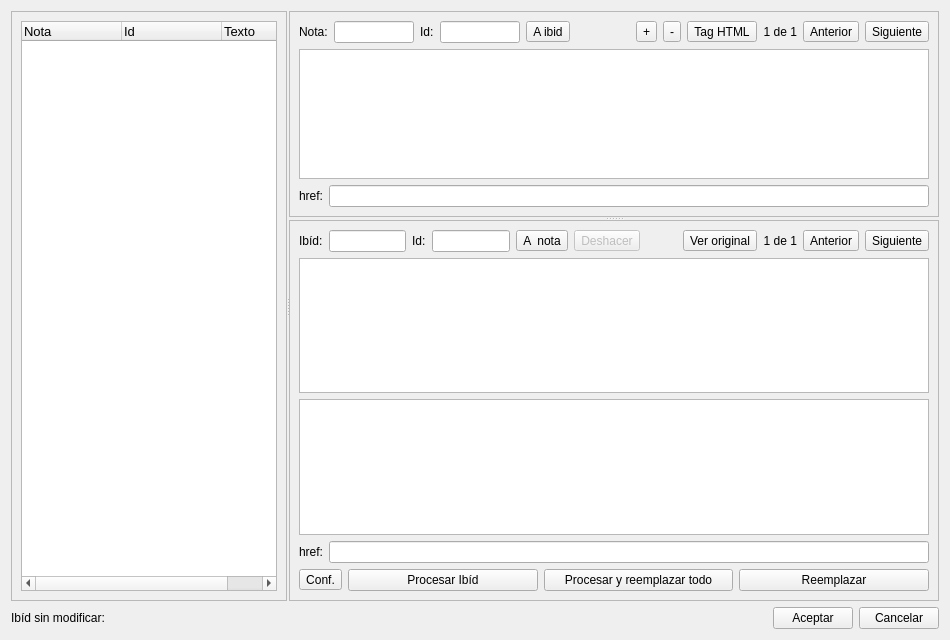
Qt form src/mainWindow.ui (polirritmico/IbidEPL) before a commit.
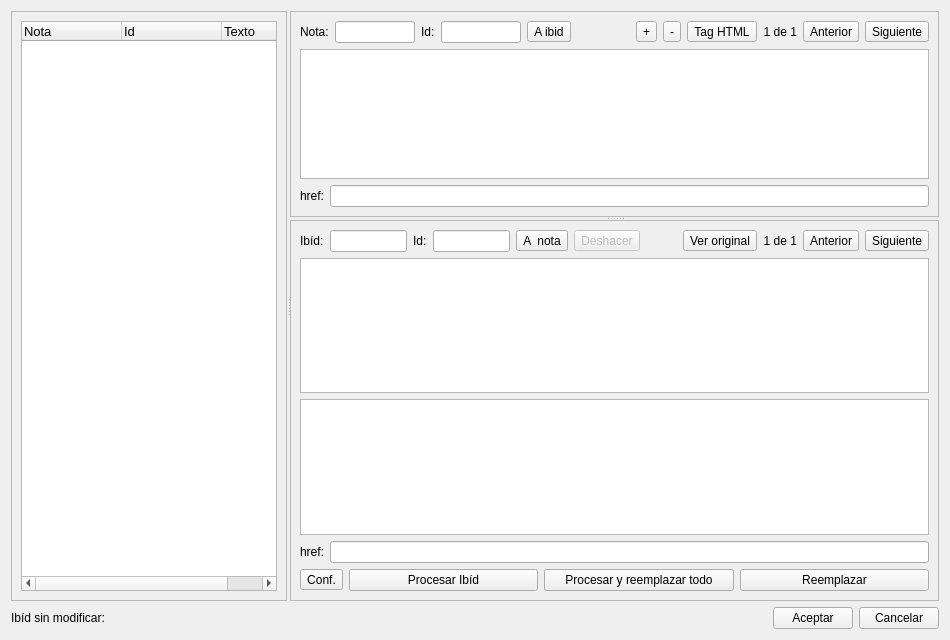
The same form after that commit. Icons and pictures are not drawn.

Commit message: splitter width little tweak

Diff of the .ui file:
```diff
--- a/src/mainWindow.ui
+++ b/src/mainWindow.ui
@@ -30,7 +30,7 @@
       <enum>Qt::Horizontal</enum>
      </property>
      <property name="handleWidth">
-      <number>2</number>
+      <number>3</number>
      </property>
      <widget class="QFrame" name="FrameLeft">
       <property name="sizePolicy">
```
